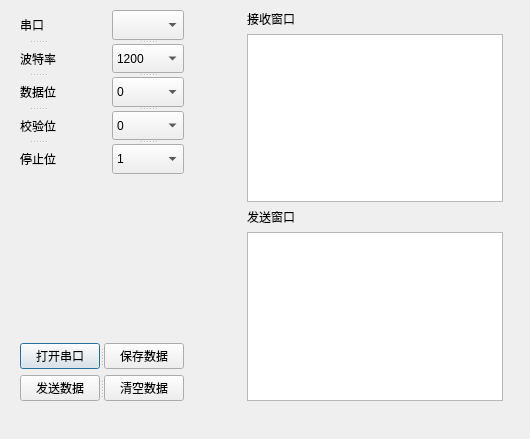
The window that portdialog.ui (KongQingXin12/JCY) describes before a commit, drawn with Qt 5.
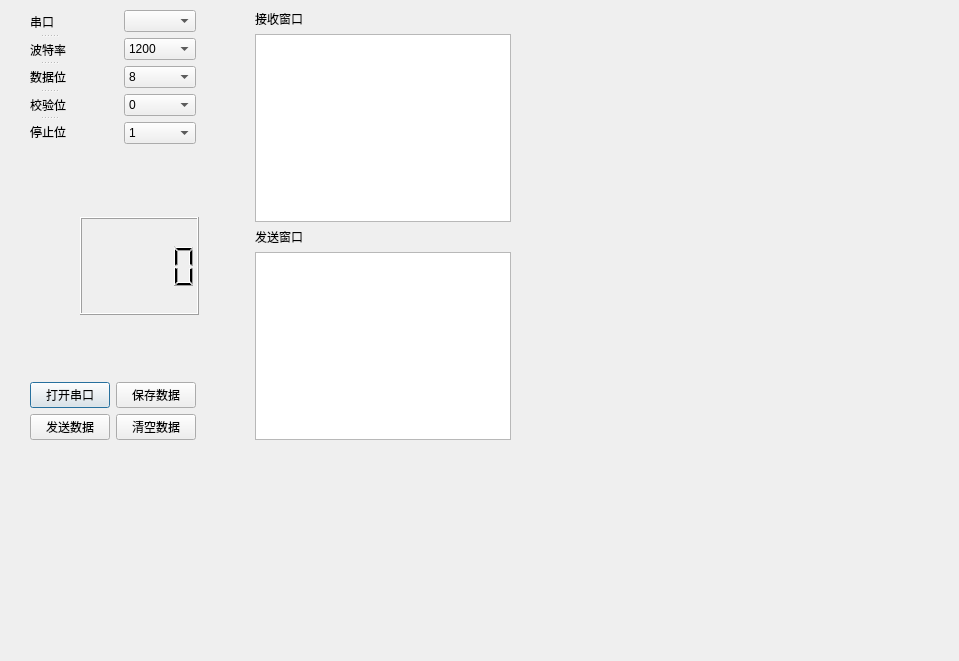
The same window after the commit.

Commit message: 修复了不能正确读取十六进制的错误，添加了LCDnumber

What changed in the file:
```diff
--- a/portdialog.ui
+++ b/portdialog.ui
@@ -6,29 +6,27 @@
    <rect>
     <x>0</x>
     <y>0</y>
-    <width>530</width>
-    <height>439</height>
+    <width>959</width>
+    <height>661</height>
    </rect>
   </property>
   <property name="windowTitle">
    <string>Dialog</string>
   </property>
-  <widget class="QWidget" name="layoutWidget">
+  <widget class="QWidget" name="">
    <property name="geometry">
     <rect>
-     <x>20</x>
+     <x>30</x>
      <y>10</y>
-     <width>483</width>
-     <height>391</height>
+     <width>481</width>
+     <height>430</height>
     </rect>
    </property>
-   <layout class="QHBoxLayout" name="horizontalLayout_2">
-    <item>
-     <layout class="QVBoxLayout" name="verticalLayout">
-      <item>
+   <layout class="QGridLayout" name="gridLayout">
+    <item row="0" column="0">
        <layout class="QHBoxLayout" name="horizontalLayout">
         <item>
-         <widget class="QSplitter" name="splitter_4">
+       <widget class="QSplitter" name="splitter">
           <property name="orientation">
            <enum>Qt::Vertical</enum>
           </property>
@@ -76,11 +74,11 @@
          </spacer>
         </item>
         <item>
-         <widget class="QSplitter" name="splitter_5">
-          <property name="orientation">
-           <enum>Qt::Vertical</enum>
-          </property>
+       <layout class="QVBoxLayout" name="verticalLayout">
+        <item>
           <widget class="QComboBox" name="PortBox"/>
+        </item>
+        <item>
           <widget class="QComboBox" name="BaudBox">
            <item>
             <property name="text">
@@ -108,62 +106,26 @@
             </property>
            </item>
           </widget>
+        </item>
+        <item>
           <widget class="QComboBox" name="BitBox">
            <property name="editable">
             <bool>false</bool>
            </property>
            <property name="currentText">
-            <string>0</string>
+           <string>8</string>
            </property>
            <property name="currentIndex">
             <number>0</number>
            </property>
-           <item>
-            <property name="text">
-             <string>0</string>
-            </property>
-           </item>
-           <item>
-            <property name="text">
-             <string>1</string>
-            </property>
-           </item>
-           <item>
-            <property name="text">
-             <string>2</string>
-            </property>
-           </item>
-           <item>
-            <property name="text">
-             <string>3</string>
-            </property>
-           </item>
-           <item>
-            <property name="text">
-             <string>4</string>
-            </property>
-           </item>
-           <item>
-            <property name="text">
-             <string>5</string>
-            </property>
-           </item>
-           <item>
-            <property name="text">
-             <string>6</string>
-            </property>
-           </item>
-           <item>
-            <property name="text">
-             <string>7</string>
-            </property>
-           </item>
            <item>
             <property name="text">
              <string>8</string>
             </property>
            </item>
           </widget>
+        </item>
+        <item>
           <widget class="QComboBox" name="ParityBox">
            <item>
             <property name="text">
@@ -171,6 +133,8 @@
             </property>
            </item>
           </widget>
+        </item>
+        <item>
           <widget class="QComboBox" name="StopBox">
            <item>
             <property name="text">
@@ -183,11 +147,49 @@
             </property>
            </item>
           </widget>
-         </widget>
         </item>
        </layout>
       </item>
+     </layout>
+    </item>
+    <item row="0" column="1">
+     <spacer name="horizontalSpacer">
+      <property name="orientation">
+       <enum>Qt::Horizontal</enum>
+      </property>
+      <property name="sizeHint" stdset="0">
+       <size>
+        <width>40</width>
+        <height>20</height>
+       </size>
+      </property>
+     </spacer>
+    </item>
+    <item row="0" column="2" rowspan="5">
+     <layout class="QVBoxLayout" name="verticalLayout_2">
       <item>
+       <widget class="QLabel" name="label_5">
+        <property name="text">
+         <string>接收窗口</string>
+        </property>
+       </widget>
+      </item>
+      <item>
+       <widget class="QTextEdit" name="Receive_Window"/>
+      </item>
+      <item>
+       <widget class="QLabel" name="label_6">
+        <property name="text">
+         <string>发送窗口</string>
+        </property>
+       </widget>
+      </item>
+      <item>
+       <widget class="QTextEdit" name="Send_Window"/>
+      </item>
+     </layout>
+    </item>
+    <item row="1" column="0">
        <spacer name="verticalSpacer">
         <property name="orientation">
          <enum>Qt::Vertical</enum>
@@ -195,85 +197,105 @@
         <property name="sizeHint" stdset="0">
          <size>
           <width>20</width>
-          <height>80</height>
+        <height>38</height>
          </size>
         </property>
        </spacer>
       </item>
+    <item row="2" column="0" colspan="2">
+     <layout class="QHBoxLayout" name="horizontalLayout_2">
       <item>
-       <layout class="QVBoxLayout" name="verticalLayout_3">
+       <spacer name="horizontalSpacer_4">
+        <property name="orientation">
+         <enum>Qt::Horizontal</enum>
+        </property>
+        <property name="sizeType">
+         <enum>QSizePolicy::Fixed</enum>
+        </property>
+        <property name="sizeHint" stdset="0">
+         <size>
+          <width>50</width>
+          <height>98</height>
+         </size>
+        </property>
+       </spacer>
+      </item>
         <item>
-         <widget class="QSplitter" name="splitter">
+       <widget class="QLCDNumber" name="dis_num_sdj"/>
+      </item>
+      <item>
+       <spacer name="horizontalSpacer_5">
           <property name="orientation">
            <enum>Qt::Horizontal</enum>
           </property>
+        <property name="sizeType">
+         <enum>QSizePolicy::Fixed</enum>
+        </property>
+        <property name="sizeHint" stdset="0">
+         <size>
+          <width>50</width>
+          <height>98</height>
+         </size>
+        </property>
+       </spacer>
+      </item>
+     </layout>
+    </item>
+    <item row="3" column="0">
+     <spacer name="verticalSpacer_2">
+      <property name="orientation">
+       <enum>Qt::Vertical</enum>
+      </property>
+      <property name="sizeHint" stdset="0">
+       <size>
+        <width>20</width>
+        <height>38</height>
+       </size>
+      </property>
+     </spacer>
+    </item>
+    <item row="3" column="1">
+     <spacer name="horizontalSpacer_2">
+      <property name="orientation">
+       <enum>Qt::Horizontal</enum>
+      </property>
+      <property name="sizeHint" stdset="0">
+       <size>
+        <width>40</width>
+        <height>20</height>
+       </size>
+      </property>
+     </spacer>
+    </item>
+    <item row="4" column="0">
+     <layout class="QFormLayout" name="formLayout">
+      <item row="0" column="0">
           <widget class="QPushButton" name="open_serial">
            <property name="text">
             <string>打开串口</string>
            </property>
           </widget>
+      </item>
+      <item row="0" column="1">
           <widget class="QPushButton" name="save_receive_data">
            <property name="text">
             <string>保存数据</string>
            </property>
           </widget>
-         </widget>
-        </item>
-        <item>
-         <widget class="QSplitter" name="splitter_2">
-          <property name="orientation">
-           <enum>Qt::Horizontal</enum>
-          </property>
+      </item>
+      <item row="1" column="0">
           <widget class="QPushButton" name="SendDataButton">
            <property name="text">
             <string>发送数据</string>
            </property>
           </widget>
+      </item>
+      <item row="1" column="1">
           <widget class="QPushButton" name="ClearDataButton">
            <property name="text">
             <string>清空数据</string>
            </property>
           </widget>
-         </widget>
-        </item>
-       </layout>
-      </item>
-     </layout>
-    </item>
-    <item>
-     <spacer name="horizontalSpacer_2">
-      <property name="orientation">
-       <enum>Qt::Horizontal</enum>
-      </property>
-      <property name="sizeHint" stdset="0">
-       <size>
-        <width>40</width>
-        <height>20</height>
-       </size>
-      </property>
-     </spacer>
-    </item>
-    <item>
-     <layout class="QVBoxLayout" name="verticalLayout_2">
-      <item>
-       <widget class="QLabel" name="label_5">
-        <property name="text">
-         <string>接收窗口</string>
-        </property>
-       </widget>
-      </item>
-      <item>
-       <widget class="QTextEdit" name="Receive_Window"/>
-      </item>
-      <item>
-       <widget class="QLabel" name="label_6">
-        <property name="text">
-         <string>发送窗口</string>
-        </property>
-       </widget>
-      </item>
-      <item>
-       <widget class="QTextEdit" name="Send_Window"/>
       </item>
      </layout>
     </item>
```
Lines whose indentation alone changed are shown as unchanged. The commit also changes 2 other files.
